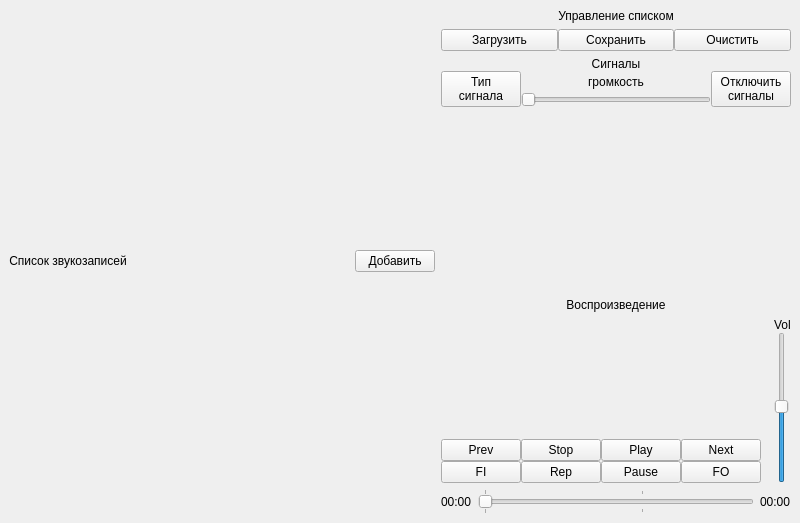
The window that GUI/main_window.ui (Eugene-q/PresenterPlayer) describes before a commit, drawn with Qt 5.
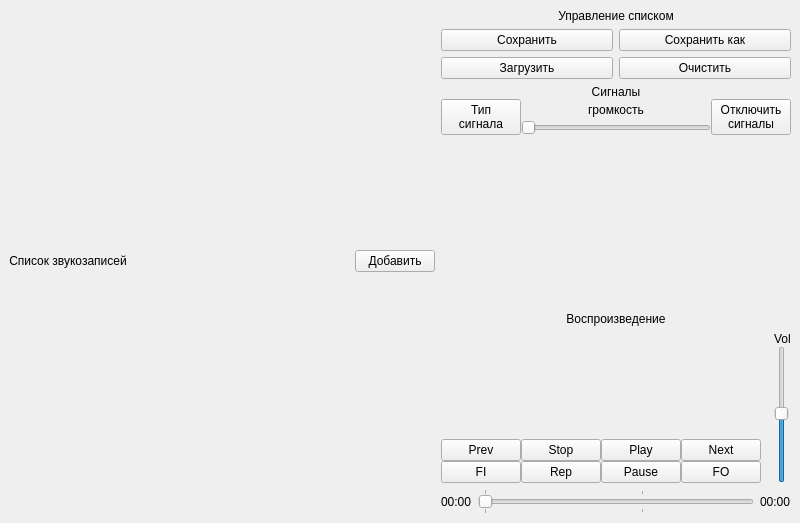
The same window after the commit.

Commit message: добавлена кнопка "сохранить список как". Всегда сохранять песни в папку с именем списка при сохранении нового с писка. Если папка с таким именем существует, она удаляется и создаётся новая. Файл TODO больше не отслеживается.

Patch:
```diff
--- a/GUI/main_window.ui
+++ b/GUI/main_window.ui
@@ -104,11 +104,29 @@
          </widget>
         </item>
         <item>
-         <layout class="QHBoxLayout" name="layoutListControlButtons">
-          <property name="spacing">
-           <number>0</number>
-          </property>
-          <item>
+         <layout class="QGridLayout" name="layoutListOperations" rowstretch="0,0">
+          <item row="0" column="1">
+           <widget class="QPushButton" name="buttonSaveList">
+            <property name="text">
+             <string>Сохранить</string>
+            </property>
+           </widget>
+          </item>
+          <item row="0" column="2">
+           <widget class="QPushButton" name="buttonSaveListAs">
+            <property name="text">
+             <string>Сохранить как</string>
+            </property>
+           </widget>
+          </item>
+          <item row="1" column="2">
+           <widget class="QPushButton" name="buttonClearList">
+            <property name="text">
+             <string>Очистить</string>
+            </property>
+           </widget>
+          </item>
+          <item row="1" column="1">
            <widget class="QPushButton" name="buttonLoadList">
             <property name="sizePolicy">
              <sizepolicy hsizetype="Minimum" vsizetype="Fixed">
@@ -121,20 +139,6 @@
             </property>
            </widget>
           </item>
-          <item>
-           <widget class="QPushButton" name="buttonSaveList">
-            <property name="text">
-             <string>Сохранить</string>
-            </property>
-           </widget>
-          </item>
-          <item>
-           <widget class="QPushButton" name="buttonClearList">
-            <property name="text">
-             <string>Очистить</string>
-            </property>
-           </widget>
-          </item>
          </layout>
         </item>
        </layout>
```
The commit also changes 2 other files.
